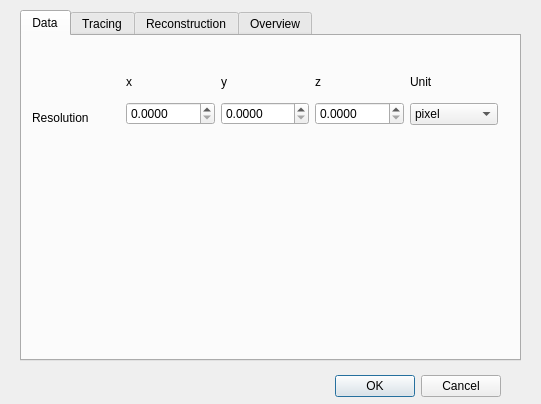
Old version of the form neurolabi/gui/settingdialog.ui in the repository janelia-flyem/NeuTu.
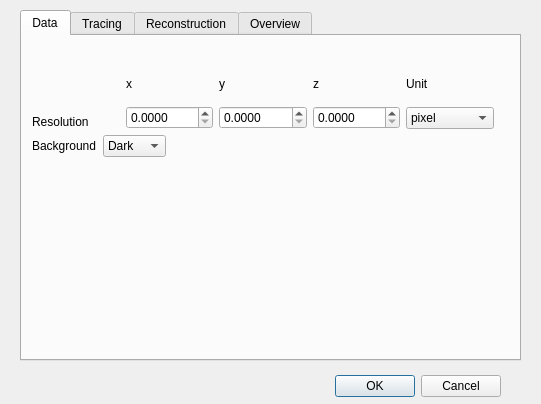
New version of the form. The open tabs and pages were chosen to show the change.

Patch:
```diff
--- a/neurolabi/gui/settingdialog.ui
+++ b/neurolabi/gui/settingdialog.ui
@@ -48,15 +48,17 @@
     <attribute name="title">
      <string>Data</string>
     </attribute>
-    <widget class="QWidget" name="layoutWidget">
+    <widget class="QWidget" name="">
      <property name="geometry">
       <rect>
        <x>10</x>
        <y>31</y>
-       <width>466</width>
-       <height>58</height>
+       <width>462</width>
+       <height>90</height>
       </rect>
      </property>
+     <layout class="QVBoxLayout" name="verticalLayout_11">
+      <item>
      <layout class="QHBoxLayout" name="horizontalLayout_4">
       <item>
        <layout class="QVBoxLayout" name="verticalLayout_6">
@@ -158,6 +160,46 @@
            </property>
           </item>
          </widget>
+          </item>
+         </layout>
+        </item>
+       </layout>
+      </item>
+      <item>
+       <layout class="QHBoxLayout" name="horizontalLayout_10">
+        <item>
+         <widget class="QLabel" name="label_17">
+          <property name="text">
+           <string>Background</string>
+          </property>
+         </widget>
+        </item>
+        <item>
+         <widget class="QComboBox" name="backgroundComboBox">
+          <item>
+           <property name="text">
+            <string>Dark</string>
+           </property>
+          </item>
+          <item>
+           <property name="text">
+            <string>Bright</string>
+           </property>
+          </item>
+         </widget>
+        </item>
+        <item>
+         <spacer name="horizontalSpacer_4">
+          <property name="orientation">
+           <enum>Qt::Horizontal</enum>
+          </property>
+          <property name="sizeHint" stdset="0">
+           <size>
+            <width>40</width>
+            <height>20</height>
+           </size>
+          </property>
+         </spacer>
         </item>
        </layout>
       </item>
```
Left out of the diff: 2 changed lines with no effect on the pictures. Lines whose indentation alone changed are shown as unchanged.
